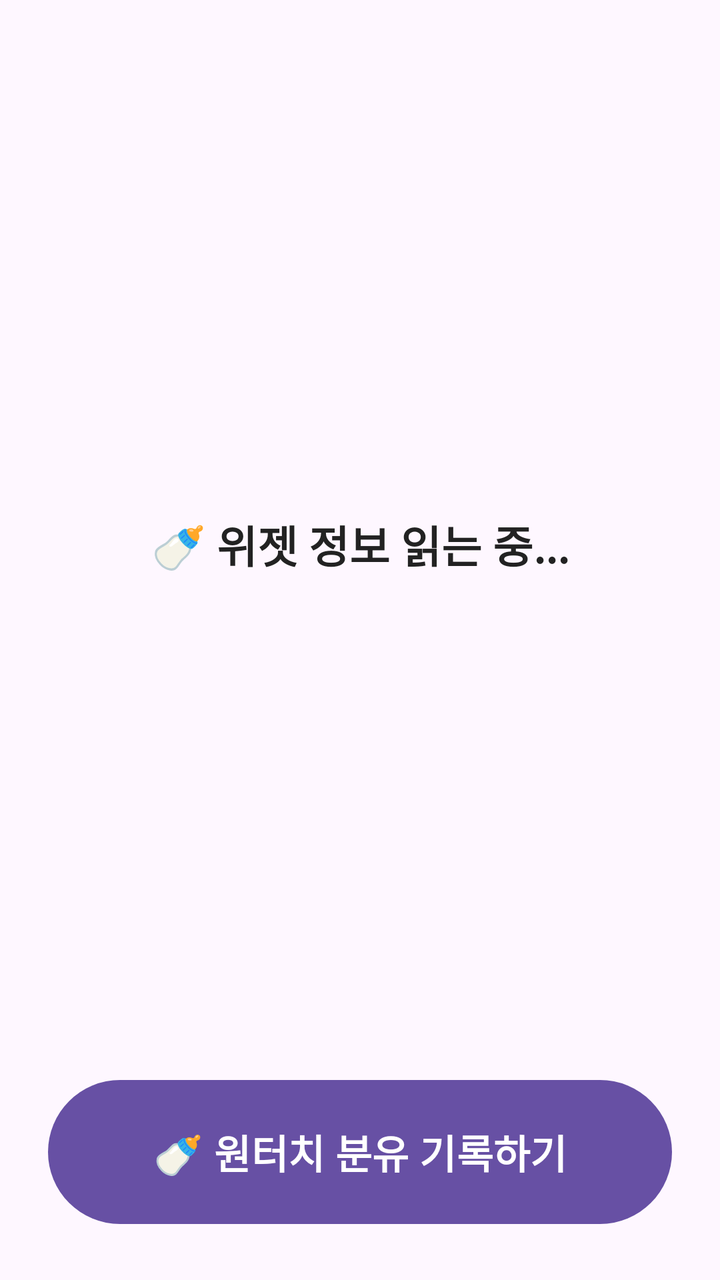
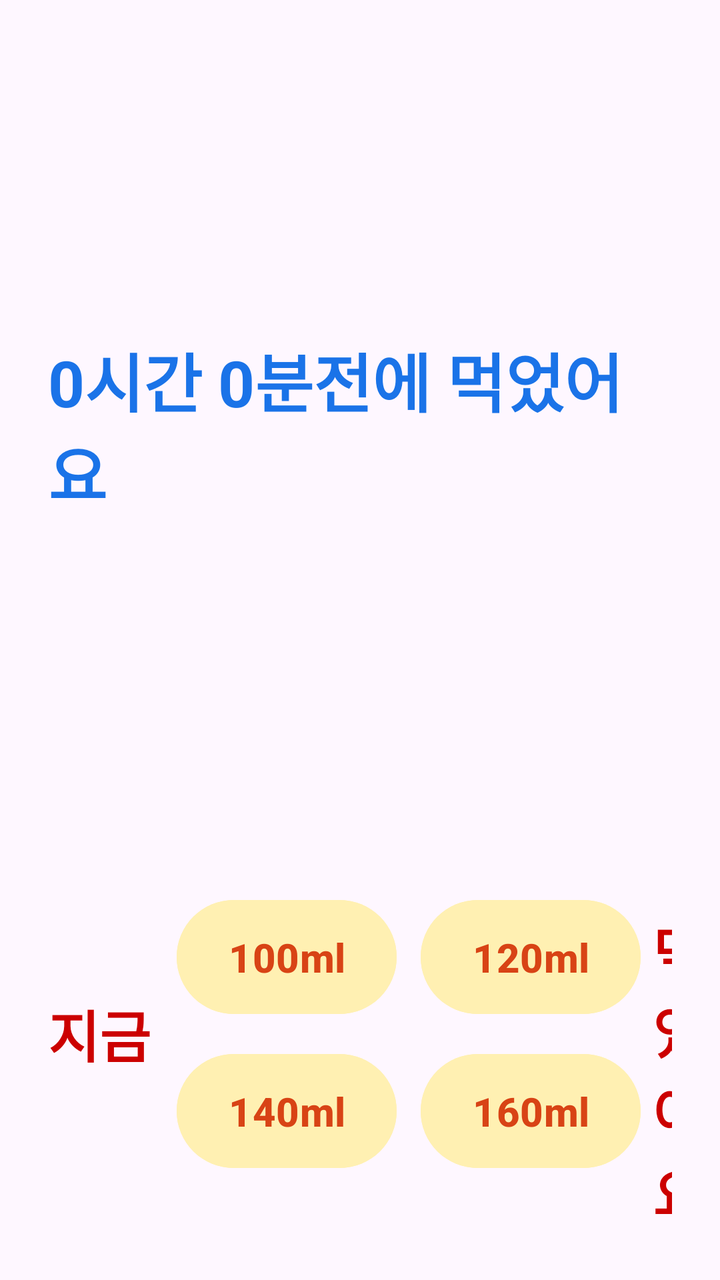

Two renders of the same Android screen: before a commit and after it. Below are the layout's source before the change and the commit's diff.
<!-- AndroidManifest.xml: application theme Theme.Material3.DayNight -->
<!-- res/layout/activity_main.xml -->
<?xml version="1.0" encoding="utf-8"?>
<LinearLayout xmlns:android="http://schemas.android.com/apk/res/android"
    android:layout_width="match_parent"
    android:layout_height="match_parent"
    android:orientation="vertical"
    android:padding="24dp"
    android:gravity="center_horizontal">

    <TextView
        android:id="@+id/resultTextView"
        android:layout_width="match_parent"
        android:layout_height="0dp"
        android:layout_weight="1"
        android:text="🍼 위젯 정보 읽는 중..."
        android:textSize="22sp"
        android:textStyle="bold"
        android:textColor="#222222"
        android:gravity="center" />

    <Button
        android:id="@+id/recordButton"
        android:layout_width="match_parent"
        android:layout_height="80dp"
        android:text="🍼 원터치 분유 기록하기"
        android:textSize="20sp"
        android:textStyle="bold"
        android:layout_marginTop="16dp" />

</LinearLayout>
<!-- resources referenced by this layout -->
<resources>

</resources>

<!-- the commit's change to res/layout/activity_main.xml (unified diff, before → after) -->
@@ -4,26 +4,101 @@
     android:layout_height="match_parent"
     android:orientation="vertical"
     android:padding="24dp"
-    android:gravity="center_horizontal">
+    android:gravity="center">
 
-    <TextView
-        android:id="@+id/resultTextView"
+    
+    <LinearLayout
         android:layout_width="match_parent"
         android:layout_height="0dp"
         android:layout_weight="1"
-        android:text="🍼 위젯 정보 읽는 중..."
-        android:textSize="22sp"
-        android:textStyle="bold"
-        android:textColor="#222222"
-        android:gravity="center" />
+        android:gravity="center"
+        android:orientation="horizontal">
 
-    <Button
-        android:id="@+id/recordButton"
+        <TextView
+            android:id="@+id/resultTextView"
+            android:layout_width="wrap_content"
+            android:layout_height="wrap_content"
+            android:text="0시간 0분전에 먹었어요"
+            android:textColor="#1A73E8"
+            android:textSize="32sp"
+            android:textStyle="bold" />
+    </LinearLayout>
+
+    
+    <LinearLayout
         android:layout_width="match_parent"
-        android:layout_height="80dp"
-        android:text="🍼 원터치 분유 기록하기"
-        android:textSize="20sp"
-        android:textStyle="bold"
-        android:layout_marginTop="16dp" />
+        android:layout_height="wrap_content"
+        android:gravity="center"
+        android:orientation="horizontal"
+        android:paddingTop="16dp">
+
+        <TextView
+            android:layout_width="wrap_content"
+            android:layout_height="wrap_content"
+            android:text="지금 "
+            android:textColor="#CC0000"
+            android:textSize="28sp"
+            android:textStyle="bold" />
+
+        
+        <GridLayout
+            android:layout_width="wrap_content"
+            android:layout_height="wrap_content"
+            android:columnCount="2"
+            android:rowCount="2">
+
+            <Button
+                android:id="@+id/btn100"
+                android:layout_width="110dp"
+                android:layout_height="65dp"
+                android:layout_margin="6dp"
+                android:backgroundTint="#FFF0B2"
+                android:text="100ml"
+                android:textColor="#D84315"
+                android:textSize="20sp"
+                android:textStyle="bold" />
+
+            <Button
+                android:id="@+id/btn120"
+                android:layout_width="110dp"
+                android:layout_height="65dp"
+                android:layout_margin="6dp"
+                android:backgroundTint="#FFF0B2"
+                android:text="120ml"
+                android:textColor="#D84315"
+                android:textSize="20sp"
+                android:textStyle="bold" />
+
+            <Button
+                android:id="@+id/btn140"
+                android:layout_width="110dp"
+                android:layout_height="65dp"
+                android:layout_margin="6dp"
+                android:backgroundTint="#FFF0B2"
+                android:text="140ml"
+                android:textColor="#D84315"
+                android:textSize="20sp"
+                android:textStyle="bold" />
+
+            <Button
+                android:id="@+id/btn160"
+                android:layout_width="110dp"
+                android:layout_height="65dp"
+                android:layout_margin="6dp"
+                android:backgroundTint="#FFF0B2"
+                android:text="160ml"
+                android:textColor="#D84315"
+                android:textSize="20sp"
+                android:textStyle="bold" />
+        </GridLayout>
+
+        <TextView
+            android:layout_width="wrap_content"
+            android:layout_height="wrap_content"
+            android:text=" 먹었어요"
+            android:textColor="#CC0000"
+            android:textSize="28sp"
+            android:textStyle="bold" />
+    </LinearLayout>
 
 </LinearLayout>
